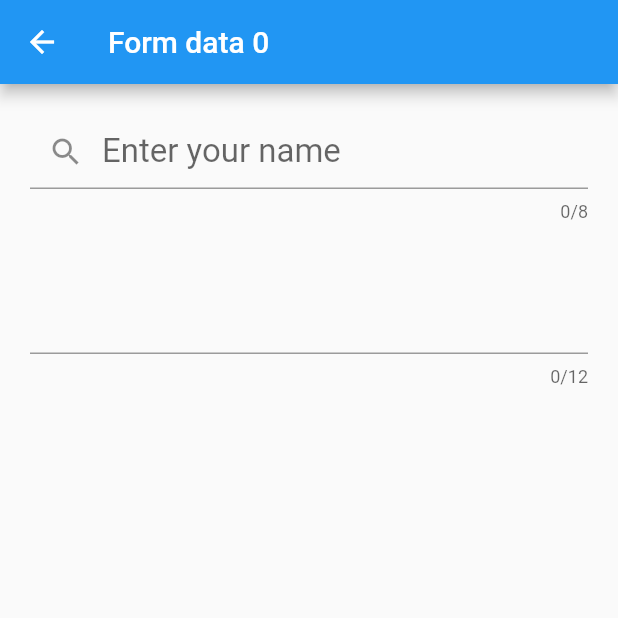
After one commit to ishanEPR/Flutter-Practice, a Flutter app: the Second_page screen opened directly, after a tap on an icon or button, on a phone screen of 412 x 824 dp, the top half of it. The commit adds this screen. Run offline on Flutter 3.47's test engine with Material 2 defaults, Android fonts, the phone set to English and light mode, and no system bars.

Commit message:
Add textfiled

```diff
--- /dev/null
+++ b/lib/screens/form.dart
@@ -0,0 +1,57 @@
+import 'package:flutter/material.dart';
+
+
+class Formdata extends StatelessWidget {
+  String data;
+  Formdata(String data){
+    this.data=data;
+  }
+
+  @override
+  Widget build(BuildContext context) {
+    return Scaffold(
+      appBar: AppBar(
+        title: Text('Form data $data'),
+      ),
+      body: Center(
+
+
+        child: Column(
+          children: [
+            Padding(
+              padding: const EdgeInsets.all(20.0),
+              child: TextField(
+                maxLength: 8,
+                keyboardType: TextInputType.number,
+                style: TextStyle(
+                  fontSize: 22.0,
+                ),
+                decoration: InputDecoration(
+                  prefixIcon: Icon(Icons.search),
+                  hintText: "Enter your name"
+                ),
+                obscureText: true,
+                cursorColor: Colors.black,
+
+              ),
+            ),
+            Padding(padding: const EdgeInsets.all(20.0),
+            child: TextField(
+              maxLength: 12,
+              keyboardType: TextInputType.datetime,
+              style: TextStyle(
+                fontSize: 20.0,
+              ),
+              //enabled: false,
+
+            ),
+
+            ),
+          ],
+        ),
+
+
+      ),
+    );
+  }
+}
--- a/lib/screens/second_page.dart
+++ b/lib/screens/second_page.dart
@@ -1,5 +1,7 @@
 import 'package:flutter/material.dart';
 import 'package:flutter_app/screens/home_page.dart';
+
+import 'form.dart';
 // class Second_page extends StatelessWidget {
 //   String text;
 //   Second_page(String text){
@@ -43,7 +45,14 @@ class Second_page extends StatelessWidget {
           itemCount:items.length ,
           itemBuilder: (context,index){
             return  ListTile(
+              leading: Icon(Icons.backup),
               title: Text(items[index]),
+
+              onTap: (){
+                Navigator.of(context).push(MaterialPageRoute(builder: (_){
+                  return Formdata(index.toString());
+                }));
+              },
             );
           },
 
```
